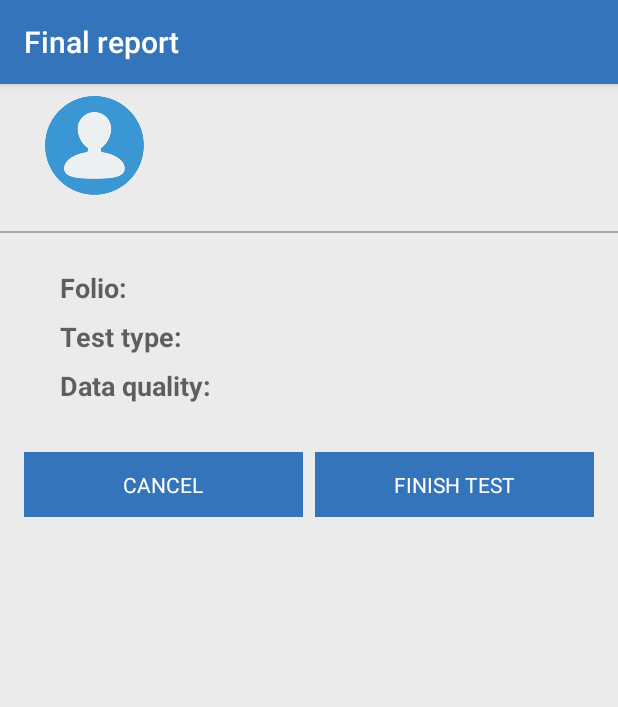
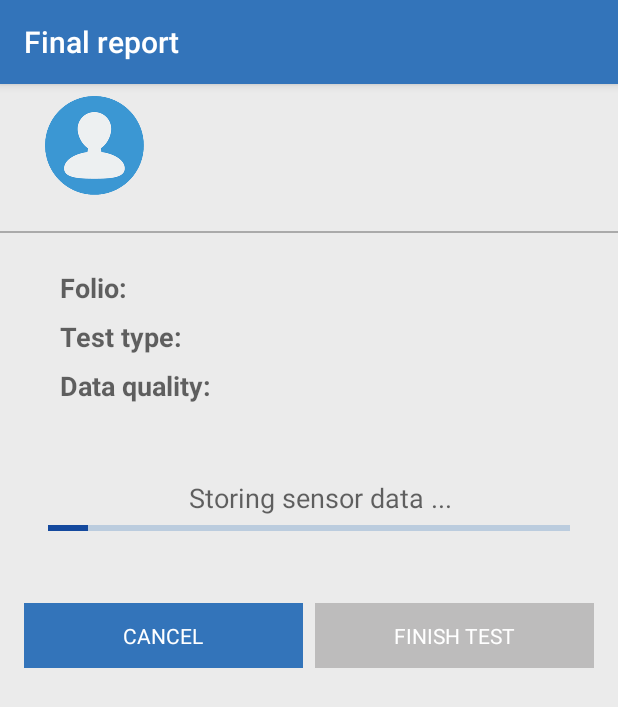
Before and after one commit to netzahdzc/ma-test-fiware, an Android app: the ConcentratedReportActivity screen opened directly, with no data from a screen before it, on a phone screen of 412 x 824 dp. Shown: the top 707 px of the screen. Run offline under Robolectric (Android 15) with nearby library versions, the phone set to English and light mode, and no system bars.

Commit message:
Loading bar included at the end of each test.

```diff
--- a/app/build.gradle
+++ b/app/build.gradle
@@ -8,7 +8,7 @@ android {
         applicationId "com.inger.android.ollintest"
         minSdkVersion 15
         targetSdkVersion 23
-        versionCode 31
+        versionCode 32
         versionName "2"
     }
     buildTypes {
--- a/app/src/main/java/com/inger/android/ollintest/ConcentratedReportActivity.java
+++ b/app/src/main/java/com/inger/android/ollintest/ConcentratedReportActivity.java
@@ -2,17 +2,22 @@ package com.inger.android.ollintest;
 
 import android.content.DialogInterface;
 import android.content.Intent;
+import android.content.pm.PackageManager;
 import android.database.Cursor;
 import android.os.Bundle;
+import android.os.CountDownTimer;
 import android.os.Environment;
+import android.os.Handler;
 import android.os.StrictMode;
 import android.support.v7.app.AlertDialog;
 import android.support.v7.app.AppCompatActivity;
 import android.util.Log;
 import android.view.View;
 import android.widget.ImageView;
+import android.widget.ProgressBar;
 import android.widget.TextView;
 
+import com.inger.android.ollintest.util.AccDBHandlerUtils;
 import com.inger.android.ollintest.util.DialogMessageUtils;
 import com.inger.android.ollintest.util.Filter;
 import com.inger.android.ollintest.util.PatientDBHandlerUtils;
@@ -24,6 +29,8 @@ import com.inger.android.ollintest.util.Utilities;
 import java.io.File;
 import java.util.Arrays;
 import java.util.Collections;
+import java.util.Timer;
+import java.util.TimerTask;
 
 import static com.inger.android.ollintest.ManualUploadActivity.getDate;
 
@@ -31,6 +38,10 @@ import static com.inger.android.ollintest.ManualUploadActivity.getDate;
  * Created by netzahdzc on 7/18/16.
  */
 public class ConcentratedReportActivity extends AppCompatActivity {
+
+    TextView button_finish_report = null;
+    ProgressBar loading_bar = null;
+    TextView loading_text = null;
 
     static final int TIME_FORMAT = 3;
     private static final String APP_NAME = "three_ollin_test";
@@ -65,7 +76,10 @@ public class ConcentratedReportActivity extends AppCompatActivity {
 
         checkFileWasWrote();
 
-        final TextView button_finish_report = (TextView) findViewById(R.id.button_finish_report);
+        button_finish_report = (TextView) findViewById(R.id.button_finish_report);
+        loading_bar = (ProgressBar) findViewById(R.id.loading);
+        loading_text = (TextView) findViewById(R.id.loadingText);
+
         button_finish_report.setOnClickListener(new View.OnClickListener() {
             public void onClick(View v) {
                 finishTest();
@@ -330,4 +344,95 @@ public class ConcentratedReportActivity extends AppCompatActivity {
     public void onBackPressed() {
     }
 
+    Handler h = new Handler();
+    int delay = 35000; //35 seconds
+    Runnable runnable;
+    private AccDBHandlerUtils accDBObj;
+
+    // Disable buttons until there is no more data recording on the database
+    @Override
+    protected void onStart() {
+        //accDBObj = new AccDBHandlerUtils(getApplicationContext());
+        //accDBObj.openDB();
+        //Log.v("Last input", "Last input 00 " );
+
+        // Disabling buttons
+        loading_bar.setMax(delay);
+        button_finish_report.setEnabled(false);
+        button_finish_report.setBackgroundColor(getResources().getColor(R.color.hint));
+
+        new CountDownTimer(delay, 100) {
+            int secondsLeft = 1;
+
+            public void onTick(long millisUntilFinished) {
+                if (Math.round((float) millisUntilFinished) != secondsLeft) {
+                    secondsLeft = Math.round((float) millisUntilFinished);
+                    loading_bar.setProgress(delay-secondsLeft);
+                    //Log.v("Last input", "Seconds left " + (delay-secondsLeft));
+                }
+            }
+
+            @Override
+            public void onFinish() {
+                // Do nothing
+            }
+        }.start();
+
+        // Start handler as activity become visible
+        h.postDelayed(new Runnable() {
+            public void run() {
+                //Cursor cursor = accDBObj.readLastData();
+                //double lastInput = 0.0, previousLastInput = 0.0;
+                try {
+                    //Log.v("Last input", "Last input 22 ");
+                    /*
+                    cursor.moveToFirst();
+
+                    // Reading all data and setting it up to be displayed
+                    if (cursor != null) {
+                        do {
+                            lastInput = cursor.getDouble(cursor.getColumnIndexOrThrow(DatabaseContractAcc.SensorAcc.COLUMN_NAME_COL7));
+                            Log.v("Last input", "Last input AA: " + lastInput);
+                        } while (cursor.moveToNext());
+                    }
+
+                    // Enable button untill we ensure all records have been stored
+                    if(lastInput == previousLastInput){
+                        button_finish_report.setEnabled(true);
+                        button_finish_report.setBackgroundColor(getResources().getColor(R.color.ok_button));
+                        Log.v("Last input", "Last input CC: " + lastInput);
+                    }else{
+                        previousLastInput = lastInput;
+                        Log.v("Last input", "Last input BB: " + previousLastInput);
+                    }*/
+                    button_finish_report.setEnabled(true);
+                    button_finish_report.setBackgroundColor(getResources().getColor(R.color.ok_button));
+
+                    loading_bar.setVisibility(View.INVISIBLE);
+                    loading_text.setVisibility(View.INVISIBLE);
+
+                } catch (Exception e) {
+                    // exception handling
+                    Log.v("Last input", "Last input ZZ: " + e.toString());
+                } finally {
+                    /*if (cursor != null) {
+                        //cursor.close();
+                    }*/
+                }
+
+                runnable=this;
+
+                h.postDelayed(runnable, delay);
+            }
+        }, delay);
+
+        super.onStart();
+    }
+
+    @Override
+    protected void onPause() {
+        Log.v("Last input", "PAUSE" );
+        h.removeCallbacks(runnable); //stop handler when activity not visible
+        super.onPause();
+    }
 }
--- a/app/src/main/java/com/inger/android/ollintest/service/MotionSensors.java
+++ b/app/src/main/java/com/inger/android/ollintest/service/MotionSensors.java
@@ -88,7 +88,7 @@ public class MotionSensors extends Service {
         super.onDestroy();
         copy2FIWAREDir(mMotionSensor.getOrientDataBaseName(), "orient");
         copy2FIWAREDir(mMotionSensor.getAccDataBaseName(), "acc");
-        mMotionSensor.stopDataCollection();
+        //mMotionSensor.stopDataCollection();
         mSensorManager.unregisterListener(mMotionSensor);
     }
 
--- a/app/src/main/res/layout/concentrated_finish_activity.xml
+++ b/app/src/main/res/layout/concentrated_finish_activity.xml
@@ -126,6 +126,33 @@
         </LinearLayout>
 
         <LinearLayout
+            android:layout_marginTop="50dp"
+            android:layout_marginBottom="10dp"
+            android:layout_width="match_parent"
+            android:layout_height="wrap_content"
+            android:gravity="center_horizontal"
+            android:orientation="vertical">
+
+            <TextView
+                android:id="@+id/loadingText"
+                android:layout_width="wrap_content"
+                android:layout_height="wrap_content"
+                android:layout_marginLeft="8dp"
+                android:text="@string/storing"
+                android:textAppearance="?android:textAppearanceMedium" />
+
+            <ProgressBar
+                android:id="@+id/loading"
+                style="?android:attr/progressBarStyleHorizontal"
+                android:layout_width="match_parent"
+                android:layout_height="wrap_content"
+                android:layout_marginLeft="32dp"
+                android:layout_marginRight="32dp"
+                android:layout_centerInParent="true"
+                android:visibility="visible"/>
+        </LinearLayout>
+
+        <LinearLayout
             android:layout_width="match_parent"
             android:layout_height="wrap_content"
             android:layout_marginLeft="16dp"
--- a/app/src/main/res/values/strings.xml
+++ b/app/src/main/res/values/strings.xml
@@ -244,4 +244,5 @@
     <string name="about_description">3Ollin-Test is an application developed by the National Institute of Geriatrics in Mexico.\n\nIn 2012, WHO reports that falls are the second world wide cause of death of the elderly population. The incidence of falls varies between countries, in average the 30-40 percent of the population of 65+ fall each year, but the rate increases as population age over 75+, where the incidence rises up to 45-50 percent.\n\nIn general, physical performance is a good indicator of risk in older adults. Thus, the goal of this application is to collect sensors data from a mobile device while patients perform a controlled physical test. Based on this data, we might construct algorithms to measure the risk of fall.</string>
     <string name="account_no_activated">The account is inactive. Please, refer to section ACTIVATE ACCOUNT for further information.</string>
     <string name="upload_description_fiware">Remaining file (fiware) since:</string>
+    <string name="storing">Storing sensor data ...</string>
 </resources>
```
Also changed, not shown: app/src/main/java/com/inger/android/ollintest/PatientFolderActivity.java (+4 -4 lines), app/src/main/java/com/inger/android/ollintest/listener/MotionSensorListener.java (+8 -7 lines), app/src/main/java/com/inger/android/ollintest/util/AccDBHandlerUtils.java (+35 -0 lines), app/src/main/res/layout/patient_folder.xml (+4 -5 lines), 1 other file.
